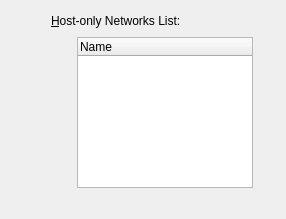
jljuxgm/vboxgit, file vbox/src/VBox/Frontends/VirtualBox/ui/VBoxGLSettingsNetwork.ui: the form before one commit.
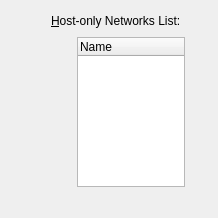
The form after the commit. Custom widgets are drawn as their Qt base class.

Commit message:
commit_18261 ------------------------------------------------------------------------ r18261 | vboxsync | 2009-03-25 22:51:12 +0800 (Wed, 25 Mar 2009) | 2 lines
FE/Qt4: win burn fix

------------------------------------------------------------------------

Patch:
```diff
--- a/vbox/src/VBox/Frontends/VirtualBox/ui/VBoxGLSettingsNetwork.ui
+++ b/vbox/src/VBox/Frontends/VirtualBox/ui/VBoxGLSettingsNetwork.ui
@@ -23,8 +23,8 @@
    <rect>
     <x>0</x>
     <y>0</y>
-    <width>286</width>
-    <height>219</height>
+    <width>218</width>
+    <height>216</height>
    </rect>
   </property>
   <layout class="QGridLayout" name="gridLayout">
@@ -126,7 +126,7 @@
       <enum>Qt::Horizontal</enum>
      </property>
      <property name="sizeType">
-      <enum>QSizePolicy::Expanding</enum>
+      <enum>QSizePolicy::Ignored</enum>
      </property>
      <property name="sizeHint" stdset="0">
       <size>
```
The commit also changes 1 other file.
